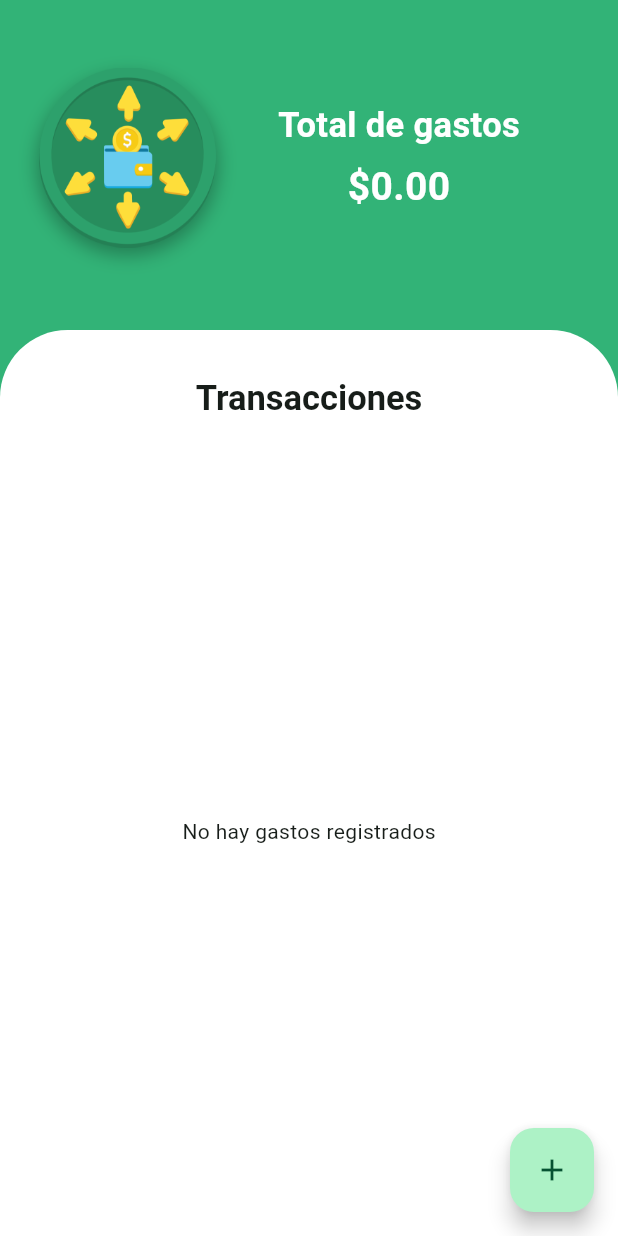
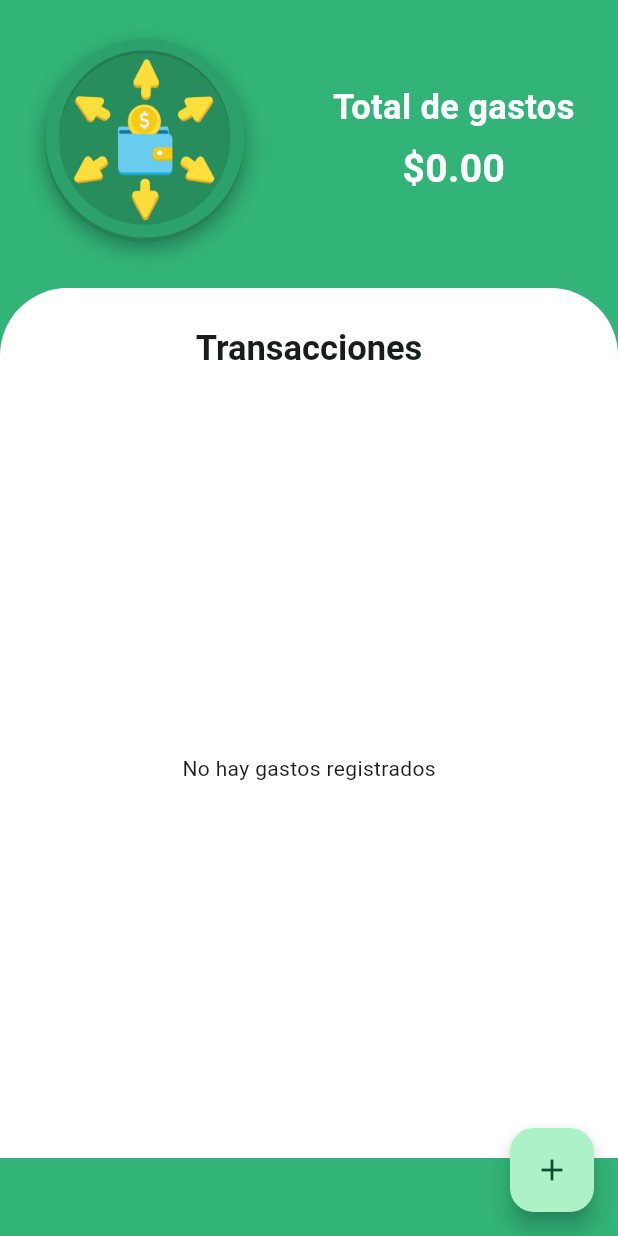
Before and after one commit to wilber-chacon/app_gestion_de_gastos, a Flutter app: the screen it shows after launch, on a phone screen of 412 x 824 dp. Run offline on Flutter 3.47's test engine with Material 3 defaults, Android fonts, the phone set to English and light mode, and no system bars; our stand-ins replace sqflite; accounts and stored records are empty.

Commit message:
Solución de error scroll en home

```diff
--- a/lib/screens/add/add_expense_screen.dart
+++ b/lib/screens/add/add_expense_screen.dart
@@ -27,6 +27,10 @@ class _AddExpenseScreenState extends State<AddExpenseScreen> {
     'Transporte',
     'Entretenimiento',
     'Salud',
+    'Educación',
+    'Ropa y Zapatos',
+    'Impuestos',
+    'Vivienda',
     'Otros',
   ];
 
--- a/lib/screens/home/components/body.dart
+++ b/lib/screens/home/components/body.dart
@@ -19,21 +19,19 @@ class Body extends StatelessWidget{
 
   @override
   Widget build(BuildContext context) {
+    final screenHeight = MediaQuery.of(context).size.height;
+
     return SafeArea(
+      child: SingleChildScrollView(
         child: Column(
           children: <Widget>[
-
-          /*Parte superior donde se muestra el logo y detalle sobre el total de gastos*/
+            // Parte superior: logo y total
             Container(
-            margin: EdgeInsets.all(20),
-            padding: EdgeInsets.symmetric(
-              horizontal: 5,
-              vertical: 25, // 5 top and bottom
-            ),
-
+              margin: EdgeInsets.symmetric(horizontal: 0, vertical: 26),
               child: Row(
-              children: [
-                //Logo
+                mainAxisAlignment: MainAxisAlignment.spaceAround,
+                children: <Widget>[
+                  // Logo
                   Container(
                     decoration: BoxDecoration(
                       shape: BoxShape.circle,
@@ -41,22 +39,20 @@ class Body extends StatelessWidget{
                         BoxShadow(
                           color: Colors.black.withOpacity(0.3),
                           blurRadius: 10,
-                        offset: Offset(0, 5), // Sombra hacia abajo
+                          offset: Offset(0, 5),
                         ),
                       ],
                     ),
-                  child:  Image.asset(
+                    child: Image.asset(
                       'assets/images/home_logo.png',
-                    width: 120,
-                    height: 120,
+                      width: 135,
+                      height: 135,
                       fit: BoxFit.contain,
                     ),
-
                   ),
 
-                //Detalle sobre el total de los gastos
-                Expanded(
-                  child: Column(
+                  // Detalle total
+                    Column(
                       children: [
                         Text(
                           'Total de gastos',
@@ -69,19 +65,19 @@ class Body extends StatelessWidget{
                         ),
                       ],
                   ),
+                ],
+              ),
             ),
 
-              ],
-
-            ),
-          ),
-          SizedBox(height: 10),
-
-
-          /*Fondo blanco de la lista*/
-          Expanded(child: Stack(
+            // Lista de gastos en un contenedor scrollable
+            SizedBox(
+              height: screenHeight * 0.71, // Usa 75% del alto disponible
+              child: Stack(
                 children: <Widget>[
                   Container(
+                    alignment: Alignment.topCenter,
+                    padding: EdgeInsets.only(top: 25),
+                    margin: EdgeInsets.only(top: 5),
                     decoration: BoxDecoration(
                       color: whiteColor,
                       borderRadius: BorderRadius.only(
@@ -89,38 +85,28 @@ class Body extends StatelessWidget{
                         topRight: Radius.circular(45),
                       ),
                     ),
-              ),
-              Container(
-                alignment: Alignment.topCenter,
-                padding: EdgeInsets.only(top: 25),
-                margin: EdgeInsets.only(top:5),
                     child: RichText(
                       text: TextSpan(
                         text: "Transacciones",
-                    style: Theme.of(context)
-                        .textTheme
-                        .headlineSmall
-                        ?.copyWith(fontWeight: FontWeight.bold, fontSize: 23),
+                        style: Theme.of(context).textTheme.headlineSmall?.copyWith(
+                          fontWeight: FontWeight.bold,
+                          fontSize: 23,
                         ),
                       ),
                     ),
-
-              /*Lista con informacion de los gastos*/
+                  ),
                   Container(
                     padding: EdgeInsets.only(top: 25, bottom: 10),
                     margin: EdgeInsets.only(top: 50),
                     child: expenses.isEmpty
                         ? Center(child: Text('No hay gastos registrados'))
-                    :ListView.builder(
+                        : ListView.builder(
                       itemCount: expenses.length + 1,
-                    itemBuilder: (context, index){
+                      itemBuilder: (context, index) {
                         if (index == expenses.length) {
-                        // Último elemento: espacio extra
-                        return SizedBox(height: 60); // Ajusta la altura a lo que necesites
+                          return SizedBox(height: 60);
                         }
                         final exp = expenses[index];
-
-                      //Creando la card con la informacion del gasto
                         return Card(
                           margin: EdgeInsets.symmetric(horizontal: 12, vertical: 6),
                           elevation: 3,
@@ -132,7 +118,7 @@ class Body extends StatelessWidget{
                             child: Row(
                               crossAxisAlignment: CrossAxisAlignment.start,
                               children: [
-                              // Parte izquierda de la card: descripción, categoria y fecha
+                                // Descripción
                                 Expanded(
                                   child: Column(
                                     crossAxisAlignment: CrossAxisAlignment.start,
@@ -154,8 +140,7 @@ class Body extends StatelessWidget{
                                     ],
                                   ),
                                 ),
-
-                              // Parte derecha de la card: monto y PopupMenuButton
+                                // Monto y menú
                                 Text(
                                   '\$ ${exp.amount.toStringAsFixed(2)}',
                                   style: TextStyle(
@@ -165,16 +150,13 @@ class Body extends StatelessWidget{
                                   ),
                                 ),
                                 PopupMenuButton<String>(
-                                onSelected: (value) async{
+                                  onSelected: (value) async {
                                     if (value == 'editar') {
-                                    //opcion para editar un gasto y llamada a la funcion encargada
                                       await _editarGasto(context, exp);
                                     } else if (value == 'eliminar') {
-                                    //opcion para eliminar un gasto y llamada a la funcion encargada
                                       _confirmDelete(exp.id!, context);
                                     }
                                   },
-                                //Asignando el valor seleccionado en el PopupMenu
                                   itemBuilder: (context) => [
                                     PopupMenuItem(value: 'editar', child: Text('Editar')),
                                     PopupMenuItem(value: 'eliminar', child: Text('Eliminar')),
@@ -184,17 +166,18 @@ class Body extends StatelessWidget{
                             ),
                           ),
                         );
-                    }
+                      },
                     ),
                   ),
-
                 ],
               ),
             ),
           ],
         ),
+      ),
     );
   }
+
 
   //Funcion que se encarga de iterar la lista de gastos y retorna la sumatoria de todos los montos de los gastos
   double _calculateTotal() {
```
Lines whose indentation alone changed are shown as unchanged.
